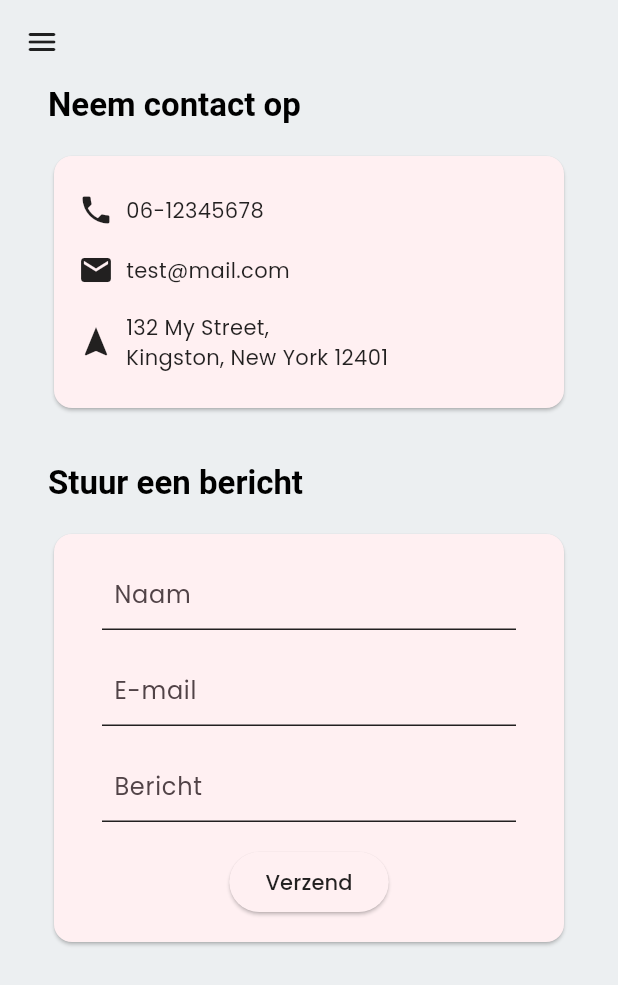
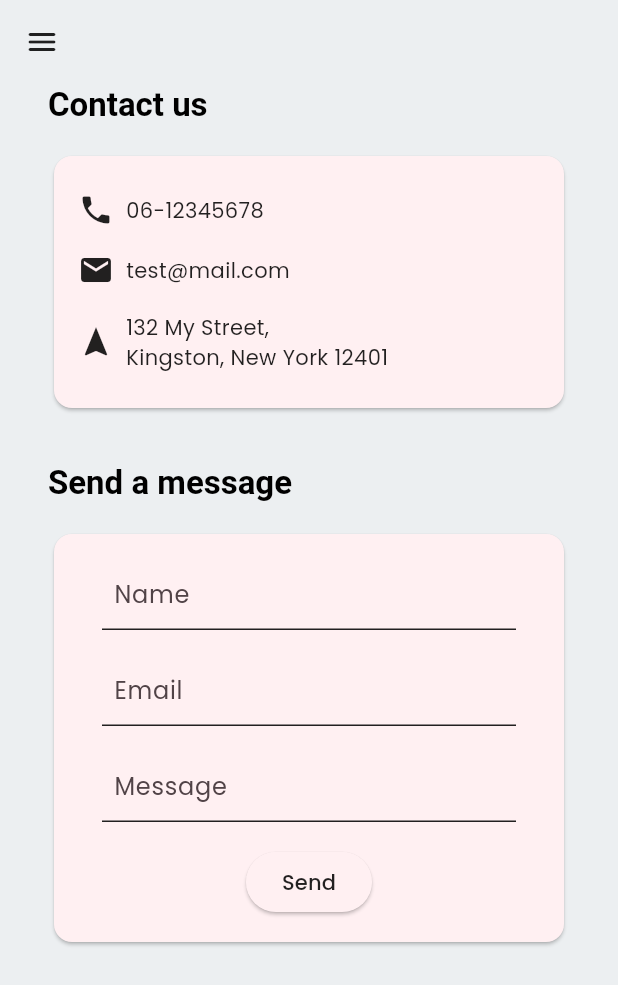
Before and after one commit to Derk-B/ShopApp, a Flutter app: the ContactScreen screen opened directly, on a phone screen of 412 x 824 dp. Shown: the top 985 px of the screen. Run offline on Flutter 3.47's test engine with Material 2 defaults, Android fonts, the phone set to English and light mode, and no system bars; our stand-ins replace bloc, equatable, flutter_bloc, google_fonts; generated files the repository leaves out were written again.

Commit message:
Added localization

```diff
--- /dev/null
+++ b/shop_app/l10n.yaml
@@ -0,0 +1,3 @@
+arb-dir: lib/l10n
+template-arb-file: app_en.arb
+output-localization-file: app_localizations.dart
--- /dev/null
+++ b/shop_app/lib/custom_imports/app_localizations.dart
@@ -0,0 +1,2 @@
+export 'package:flutter_gen/gen_l10n/app_localizations.dart'
+    show AppLocalizations;
--- /dev/null
+++ b/shop_app/lib/l10n/app_en.arb
@@ -0,0 +1,18 @@
+{
+    "navigation_link_shop": "Shop",
+    "navigation_link_contact": "Contact",
+
+    "shop_home_deals_title": "Deals",
+    "shop_home_recommended_title": "Recommended",
+    "shop_home_search": "Search",
+
+    "contact_screen_title": "Contact us",
+    "contact_screen_send_message": "Send a message",
+    "contact_message_form_name_default": "Name",
+    "contact_message_form_email_default": "Email",
+    "contact_message_form_message_default": "Message",
+    "contact_message_form_submit": "Send",
+    "contact_message_form_validation_name": "Please enter your name",
+    "contact_message_form_validation_email": "Please enter your email",
+    "contact_message_form_validation_message": "Please enter a message"
+}
--- /dev/null
+++ b/shop_app/lib/l10n/app_nl.arb
@@ -0,0 +1,18 @@
+{
+    "navigation_link_shop": "Winkel",
+    "navigation_link_contact": "Contact",
+
+    "shop_home_deals_title": "Aanbiedingen",
+    "shop_home_recommended_title": "Aanbevolen",
+    "shop_home_search": "Zoeken",
+
+    "contact_screen_title": "Neem contact op",
+    "contact_screen_send_message": "Stuur een bericht",
+    "contact_message_form_name_default": "Naam",
+    "contact_message_form_email_default": "E-mail",
+    "contact_message_form_message_default": "Bericht",
+    "contact_message_form_submit": "Verzend",
+    "contact_message_form_validation_name": "Vul uw naam in",
+    "contact_message_form_validation_email": "Vul uw e-mail in",
+    "contact_message_form_validation_message": "Type een bericht"
+}
--- a/shop_app/lib/main.dart
+++ b/shop_app/lib/main.dart
@@ -1,3 +1,4 @@
+import 'package:flutter_gen/gen_l10n/app_localizations.dart';
 import 'package:flutter/material.dart';
 import 'package:google_fonts/google_fonts.dart';
 import 'package:shop_app/src/features/shop/presentation/view/shop_home_screen.dart';
@@ -14,6 +15,8 @@ class MyApp extends StatelessWidget {
   Widget build(BuildContext context) {
     return MaterialApp(
       title: 'ShopApp',
+      localizationsDelegates: AppLocalizations.localizationsDelegates,
+      supportedLocales: AppLocalizations.supportedLocales,
       theme: ThemeData(
         colorScheme: ColorScheme.fromSeed(seedColor: Colors.black),
         useMaterial3: true,
--- a/shop_app/lib/src/features/contact/domain/presentation/views/contact_screen.dart
+++ b/shop_app/lib/src/features/contact/domain/presentation/views/contact_screen.dart
@@ -1,4 +1,5 @@
 import 'package:flutter/material.dart';
+import 'package:shop_app/custom_imports/app_localizations.dart';
 import 'package:shop_app/src/features/contact/domain/presentation/views/widgets/contact_message_form.dart';
 import 'package:shop_app/src/features/contact/domain/presentation/views/widgets/contact_options_list.dart';
 import 'package:shop_app/src/shared/presentation/components/sa_default_scaffold.dart';
@@ -9,25 +10,27 @@ class ContactScreen extends StatelessWidget {
   @override
   Widget build(BuildContext context) {
     return SADefaultScaffold(
-      body: Padding(
+      body: SingleChildScrollView(
+        child: Padding(
           padding: const EdgeInsets.symmetric(horizontal: 32.0),
           child: Column(
             crossAxisAlignment: CrossAxisAlignment.start,
             children: [
               Text(
-              "Neem contact op",
+                AppLocalizations.of(context)!.contact_screen_title,
                 style: Theme.of(context).textTheme.titleLarge,
               ),
               const ContactOptionsList(),
               const SizedBox(height: 16.0),
               Text(
-              "Stuur een bericht",
+                AppLocalizations.of(context)!.contact_screen_send_message,
                 style: Theme.of(context).textTheme.titleLarge,
               ),
               ContactMessageForm(),
             ],
           ),
         ),
+      ),
     );
   }
 }
--- a/shop_app/lib/src/features/contact/domain/presentation/views/widgets/contact_message_form.dart
+++ b/shop_app/lib/src/features/contact/domain/presentation/views/widgets/contact_message_form.dart
@@ -1,4 +1,5 @@
 import 'package:flutter/material.dart';
+import 'package:shop_app/custom_imports/app_localizations.dart';
 
 class ContactMessageForm extends StatelessWidget {
   ContactMessageForm({super.key});
@@ -25,38 +26,51 @@ class ContactMessageForm extends StatelessWidget {
                 TextFormField(
                   validator: (value) {
                     if (value == null || value.isEmpty) {
-                      return "Please enter your name";
+                      return AppLocalizations.of(context)!
+                          .contact_message_form_validation_name;
                     }
                     return null;
                   },
                   keyboardType: TextInputType.name,
-                  decoration: _defaultInputDecoration("Naam"),
+                  textInputAction: TextInputAction.next,
+                  decoration: _defaultInputDecoration(
+                      AppLocalizations.of(context)!
+                          .contact_message_form_name_default),
                 ),
                 TextFormField(
                     validator: (value) {
                       if (value == null || value.isEmpty) {
-                        return "Please enter your email";
+                        return AppLocalizations.of(context)!
+                            .contact_message_form_validation_email;
                       }
                       return null;
                     },
                     keyboardType: TextInputType.emailAddress,
-                    decoration: _defaultInputDecoration("E-mail")),
+                    textInputAction: TextInputAction.next,
+                    decoration: _defaultInputDecoration(
+                        AppLocalizations.of(context)!
+                            .contact_message_form_email_default)),
                 TextFormField(
                     validator: (value) {
                       if (value == null || value.isEmpty) {
-                        return "Please enter a message";
+                        return AppLocalizations.of(context)!
+                            .contact_message_form_validation_message;
                       }
                       return null;
                     },
                     keyboardType: TextInputType.text,
-                    decoration: _defaultInputDecoration("Bericht")),
+                    textInputAction: TextInputAction.done,
+                    decoration: _defaultInputDecoration(
+                        AppLocalizations.of(context)!
+                            .contact_message_form_message_default)),
                 ElevatedButton(
                   onPressed: () {
                     bool? result = _formKey.currentState?.validate();
 
                     if (result == null) {}
                   },
-                  child: const Text("Verzend"),
+                  child: Text(AppLocalizations.of(context)!
+                      .contact_message_form_submit),
                 )
               ],
             ),
--- a/shop_app/lib/src/features/shop/presentation/view/widgets/shop_deals/shop_deals_widget.dart
+++ b/shop_app/lib/src/features/shop/presentation/view/widgets/shop_deals/shop_deals_widget.dart
@@ -1,4 +1,5 @@
 import 'package:flutter/material.dart';
+import 'package:shop_app/custom_imports/app_localizations.dart';
 import 'package:shop_app/src/features/shop/domain/entities/shop_item_entity.dart';
 import 'package:shop_app/src/features/shop/presentation/view/widgets/shop_deals/shop_deals_list.dart';
 
@@ -14,7 +15,7 @@ class ShopDealsWidget extends StatelessWidget {
         crossAxisAlignment: CrossAxisAlignment.start,
         children: [
           Text(
-            "Aanbiedingen",
+            AppLocalizations.of(context)!.shop_home_deals_title,
             style: Theme.of(context).textTheme.titleLarge,
           ),
           const SizedBox(height: 16.0),
--- a/shop_app/lib/src/features/shop/presentation/view/widgets/shop_recommended/shop_recommended_widget.dart
+++ b/shop_app/lib/src/features/shop/presentation/view/widgets/shop_recommended/shop_recommended_widget.dart
@@ -1,4 +1,5 @@
 import 'package:flutter/material.dart';
+import 'package:shop_app/custom_imports/app_localizations.dart';
 import 'package:shop_app/src/features/shop/domain/entities/shop_item_entity.dart';
 import 'package:shop_app/src/features/shop/presentation/view/widgets/shop_recommended/shop_recommended_list.dart';
 
@@ -15,7 +16,7 @@ class ShopRecommendedWidget extends StatelessWidget {
         crossAxisAlignment: CrossAxisAlignment.start,
         children: [
           Text(
-            "Aanbevolen",
+            AppLocalizations.of(context)!.shop_home_recommended_title,
             style: Theme.of(context).textTheme.titleLarge,
           ),
           const SizedBox(height: 16.0),
--- a/shop_app/lib/src/shared/presentation/components/sa_default_scaffold.dart
+++ b/shop_app/lib/src/shared/presentation/components/sa_default_scaffold.dart
@@ -1,4 +1,5 @@
 import 'package:flutter/material.dart';
+import 'package:shop_app/custom_imports/app_localizations.dart';
 import 'package:shop_app/src/features/contact/domain/presentation/views/contact_screen.dart';
 import 'package:shop_app/src/features/shop/presentation/view/shop_home_screen.dart';
 
@@ -46,7 +47,7 @@ class SADefaultScaffold extends StatelessWidget {
                   return const ShopHomeScreen();
                 }));
               },
-              child: const Text("Shop")),
+              child: Text(AppLocalizations.of(context)!.navigation_link_shop)),
           TextButton(
               onPressed: () {
                 Navigator.of(context)
@@ -54,7 +55,8 @@ class SADefaultScaffold extends StatelessWidget {
                   return const ContactScreen();
                 }));
               },
-              child: const Text("Contact")),
+              child:
+                  Text(AppLocalizations.of(context)!.navigation_link_contact)),
         ],
       ),
       body: body,
--- a/shop_app/pubspec.yaml
+++ b/shop_app/pubspec.yaml
@@ -40,6 +40,9 @@ dependencies:
   meta: ^1.9.1
   equatable: ^2.0.5
   flutter_bloc: ^8.1.3
+  flutter_localizations:
+    sdk: flutter
+  intl: any
 
 dev_dependencies:
   flutter_test:
@@ -57,6 +60,7 @@ dev_dependencies:
 
 # The following section is specific to Flutter packages.
 flutter:
+  generate: true
 
   # The following line ensures that the Material Icons font is
   # included with your application, so that you can use the icons in
```
Also changed, not shown: shop_app/lib/src/features/shop/presentation/view/shop_home_screen.dart (+4 -3 lines). Lines whose indentation alone changed are shown as unchanged.
